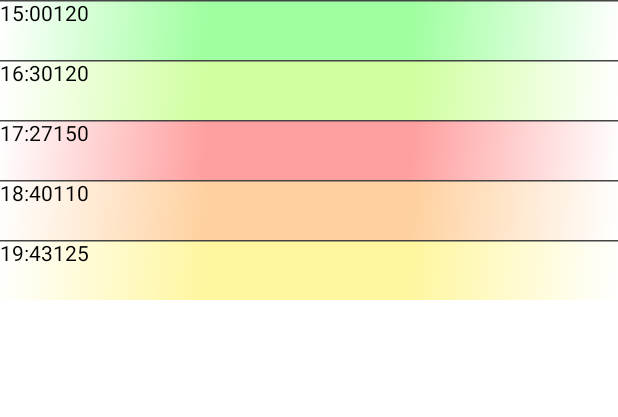
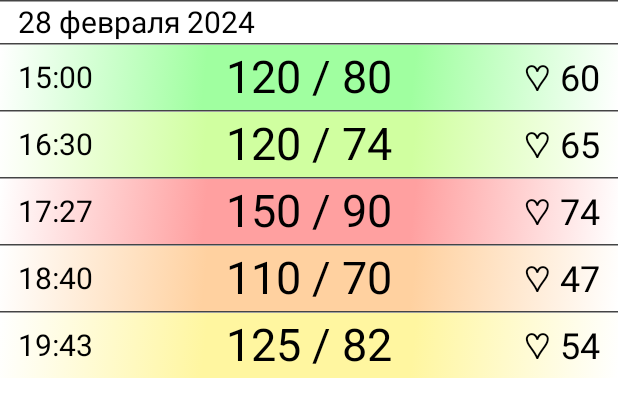
Before and after one commit to S1aks/H-Ritm, an Android app built with Jetpack Compose: the @Preview function DataListPreview, on a phone screen of 412 x 824 dp. Shown: the top 417 px of the screen. Run offline under Robolectric (Android 15) with nearby library versions, the phone set to English and light mode, and no system bars.

Commit message:
Update DataList view

```diff
--- a/app/src/main/java/com/s1aks/h_ritm/ui/screens/datalist/DataListScreen.kt
+++ b/app/src/main/java/com/s1aks/h_ritm/ui/screens/datalist/DataListScreen.kt
@@ -6,21 +6,22 @@ import androidx.compose.foundation.background
 import androidx.compose.foundation.layout.Arrangement
 import androidx.compose.foundation.layout.Column
 import androidx.compose.foundation.layout.Row
+import androidx.compose.foundation.layout.fillMaxHeight
 import androidx.compose.foundation.layout.fillMaxWidth
 import androidx.compose.foundation.layout.height
+import androidx.compose.foundation.layout.padding
 import androidx.compose.foundation.lazy.LazyColumn
 import androidx.compose.foundation.lazy.items
 import androidx.compose.material3.HorizontalDivider
 import androidx.compose.material3.Text
 import androidx.compose.runtime.Composable
 import androidx.compose.ui.Alignment
-import androidx.compose.ui.Alignment.Companion.CenterVertically
 import androidx.compose.ui.Modifier
 import androidx.compose.ui.graphics.Brush
 import androidx.compose.ui.graphics.Color
-import androidx.compose.ui.text.font.FontWeight
 import androidx.compose.ui.tooling.preview.Preview
 import androidx.compose.ui.unit.dp
+import androidx.compose.ui.unit.sp
 import com.s1aks.h_ritm.data.entities.HeartData
 import com.s1aks.h_ritm.ui.MainViewModel
 import java.time.Instant
@@ -86,15 +87,47 @@ private fun HeartData.getColor(): Color =
     }
 
 @Composable
+fun DateItem() {
+    HorizontalDivider(thickness = 1.dp, color = Color.DarkGray)
+    Text(
+        modifier = Modifier
+            .padding(horizontal = 12.dp, vertical = 2.dp),
+        fontSize = 20.sp,
+        text = "28 февраля 2024"
+    )
+}
+
+@Composable
 fun ListItem(heartData: HeartData) {
     HorizontalDivider(thickness = 1.dp, color = Color.DarkGray)
     Row(
-
+        modifier = Modifier
+            .fillMaxWidth()
+            .background(
+                brush = Brush.linearGradient(
+                    colors = listOf(
+                        Color.White,
+                        heartData.getColor(), heartData.getColor(),
+                        Color.White
+                    )
+                ),
+            )
+            .padding(horizontal = 12.dp, vertical = 4.dp),
+        verticalAlignment = Alignment.CenterVertically,
+        horizontalArrangement = Arrangement.SpaceBetween
     ) {
         Text(
+            fontSize = 20.sp,
             text = heartData.time,
         )
-        Text(text = heartData.topPressure.toString())
+        Text(
+            fontSize = 30.sp,
+            text = "${heartData.topPressure} / ${heartData.lowPressure}"
+        )
+        Text(
+            fontSize = 24.sp,
+            text = "♡ ${heartData.pulse}"
+        )
     }
 }
 
@@ -104,18 +137,9 @@ fun DataList(list: List<HeartData>) {
         items(list) { listItem ->
             Column(
                 modifier = Modifier
-                    .height(40.dp)
                     .fillMaxWidth()
-                    .background(
-                        brush = Brush.linearGradient(
-                            colors = listOf(
-                                Color.White,
-                                listItem.getColor(), listItem.getColor(),
-                                Color.White
-                            )
-                        ),
-                    )
             ) {
+                if (list.indexOf(listItem) == 0) DateItem()
                 ListItem(heartData = listItem)
             }
         }
```
